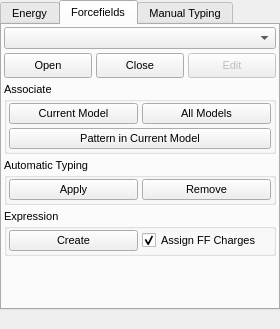
First picture: the form in trunk/src/gui/forcefields.ui, repository trisyoungs/aten, before the edit.
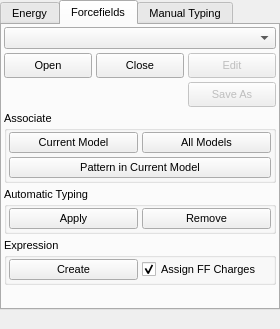
Second picture: the form after the edit. The open tabs and pages were chosen to show the change. Icons and pictures are not drawn.

Commit message: Renamed some functions in DisorderData and MonteCarlo::disorder() for clarity. Implemented new GUI progress dialog. Fixed Windows build. Fixed - All dock widgets referred to the wrong button (AtomListButton) when setting its own state. Fixed - Corruption and update of extra visual elements from CellTransform widget.

```diff
--- a/trunk/src/gui/forcefields.ui
+++ b/trunk/src/gui/forcefields.ui
@@ -17,7 +17,7 @@
   </property>
   <property name="minimumSize">
    <size>
-    <width>280</width>
+    <width>270</width>
     <height>329</height>
    </size>
   </property>
@@ -342,7 +342,7 @@
                   <enum>Qt::Vertical</enum>
                  </property>
                  <property name="sizeType">
-                  <enum>QSizePolicy::MinimumExpanding</enum>
+                  <enum>QSizePolicy::Expanding</enum>
                  </property>
                  <property name="sizeHint" stdset="0">
                   <size>
@@ -734,14 +734,11 @@
          <widget class="QComboBox" name="ForcefieldCombo"/>
         </item>
         <item>
-         <layout class="QHBoxLayout" name="_2">
+         <layout class="QGridLayout" name="gridLayout_2">
           <property name="spacing">
            <number>4</number>
           </property>
-          <property name="margin">
-           <number>0</number>
-          </property>
-          <item>
+          <item row="0" column="0">
            <widget class="QPushButton" name="OpenForcefieldButton">
             <property name="sizePolicy">
              <sizepolicy hsizetype="Minimum" vsizetype="Fixed">
@@ -782,7 +779,7 @@
             </property>
            </widget>
           </item>
-          <item>
+          <item row="0" column="1">
            <widget class="QPushButton" name="CloseForcefieldButton">
             <property name="sizePolicy">
              <sizepolicy hsizetype="Preferred" vsizetype="Preferred">
@@ -823,7 +820,7 @@
             </property>
            </widget>
           </item>
-          <item>
+          <item row="0" column="2">
            <widget class="QPushButton" name="EditForcefieldButton">
             <property name="enabled">
              <bool>false</bool>
@@ -857,6 +854,50 @@
             </property>
            </widget>
           </item>
+          <item row="1" column="2">
+           <widget class="QPushButton" name="SaveForcefieldButton">
+            <property name="enabled">
+             <bool>false</bool>
+            </property>
+            <property name="sizePolicy">
+             <sizepolicy hsizetype="Minimum" vsizetype="Fixed">
+              <horstretch>0</horstretch>
+              <verstretch>3</verstretch>
+             </sizepolicy>
+            </property>
+            <property name="minimumSize">
+             <size>
+              <width>0</width>
+              <height>25</height>
+             </size>
+            </property>
+            <property name="maximumSize">
+             <size>
+              <width>200</width>
+              <height>25</height>
+             </size>
+            </property>
+            <property name="toolTip">
+             <string>Load forcefield from file</string>
+            </property>
+            <property name="text">
+             <string>Save As</string>
+            </property>
+            <property name="icon">
+             <iconset resource="icons.qrc">
+              <normaloff>:/file/icons/file_saveas.svg</normaloff>:/file/icons/file_saveas.svg</iconset>
+            </property>
+            <property name="iconSize">
+             <size>
+              <width>16</width>
+              <height>16</height>
+             </size>
+            </property>
+            <property name="autoDefault">
+             <bool>false</bool>
+            </property>
+           </widget>
+          </item>
          </layout>
         </item>
         <item>
@@ -1007,7 +1048,7 @@
           <property name="sizeHint" stdset="0">
            <size>
             <width>20</width>
-            <height>40</height>
+            <height>5</height>
            </size>
           </property>
          </spacer>
```
Left out of the diff: 1 changed line with no effect on the pictures. The commit also changes 31 other files.
